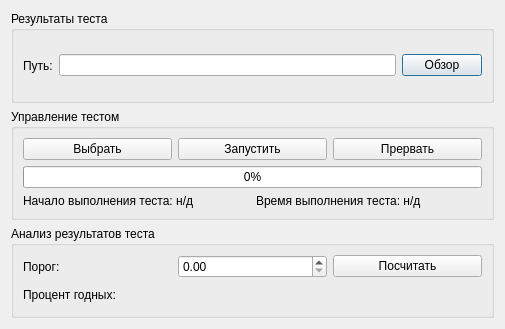
Above: gui/uies/testing.ui from neurocomputer/MemriBoard before the change. Below: the same form after it.
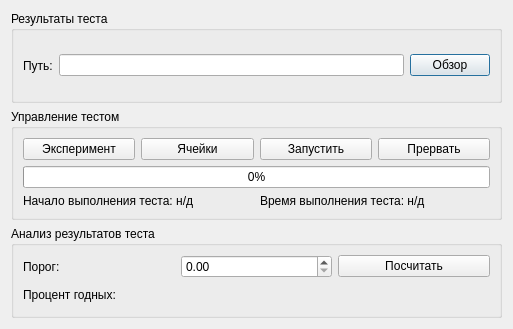
That is the form after the change.

Commit message: add cell choosing in testing

What changed in the file:
```diff
--- a/gui/uies/testing.ui
+++ b/gui/uies/testing.ui
@@ -6,7 +6,7 @@
    <rect>
     <x>0</x>
     <y>0</y>
-    <width>505</width>
+    <width>513</width>
     <height>329</height>
    </rect>
   </property>
@@ -53,7 +53,14 @@
           <item>
            <widget class="QPushButton" name="button_choose_exp">
             <property name="text">
-             <string>Выбрать</string>
+             <string>Эксперимент</string>
+            </property>
+           </widget>
+          </item>
+          <item>
+           <widget class="QPushButton" name="button_choose_cells">
+            <property name="text">
+             <string>Ячейки</string>
             </property>
            </widget>
           </item>
```
The commit also changes 2 other files.
